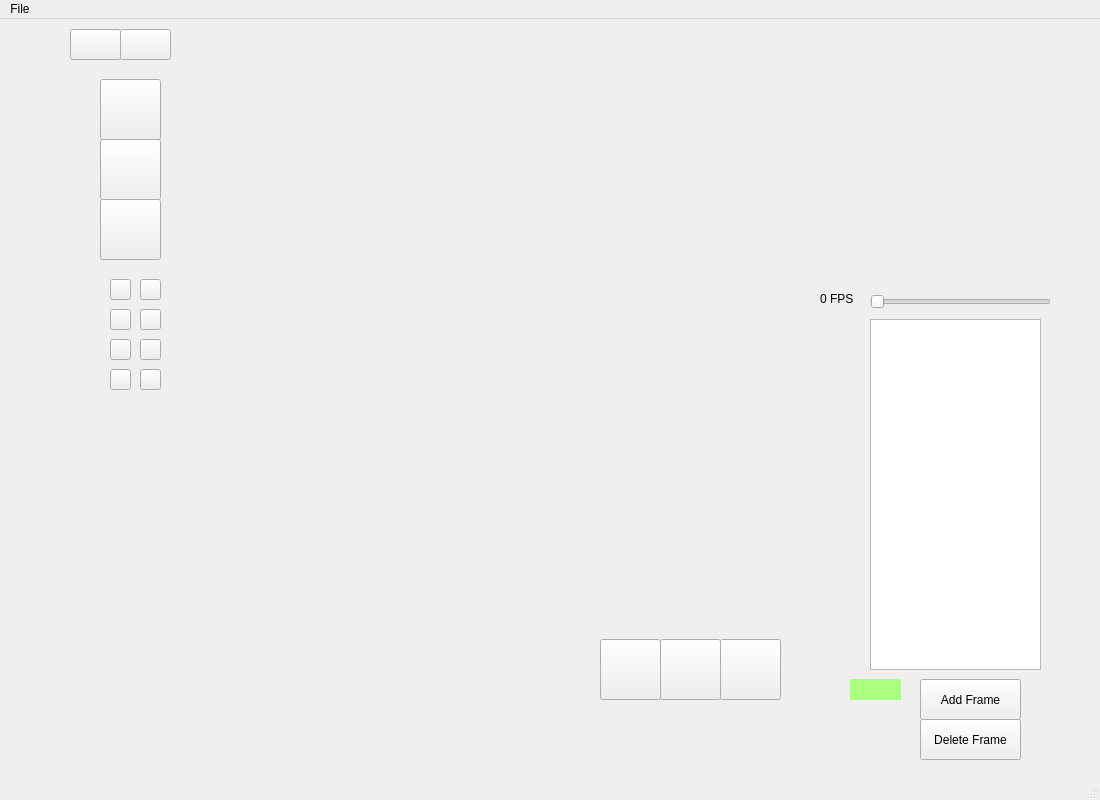
Old version of the form SpriteEditor/spriteview.ui in the repository bestcreator01/sprite-editor.
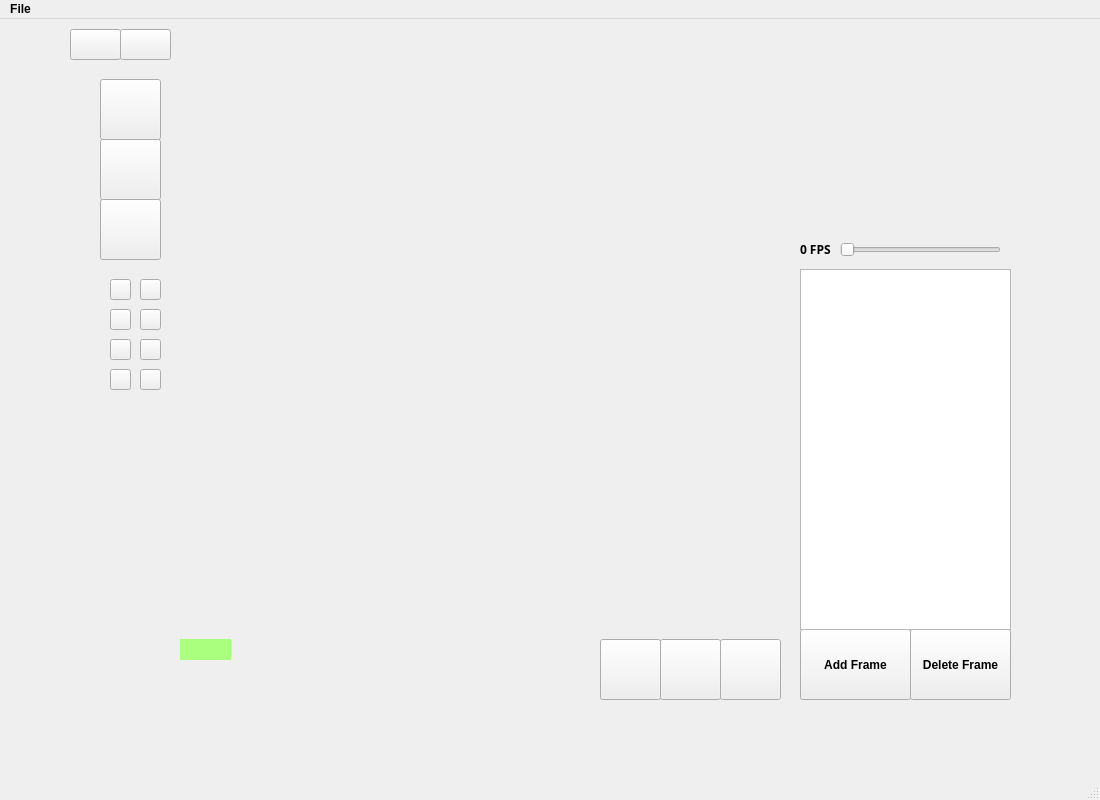
New version of the form.

```diff
--- a/SpriteEditor/spriteview.ui
+++ b/SpriteEditor/spriteview.ui
@@ -10,6 +10,11 @@
     <height>800</height>
    </rect>
   </property>
+  <property name="font">
+   <font>
+    <bold>true</bold>
+   </font>
+  </property>
   <property name="mouseTracking">
    <bool>false</bool>
   </property>
@@ -93,8 +98,8 @@
    <widget class="QLabel" name="coordinates">
     <property name="geometry">
      <rect>
-      <x>850</x>
-      <y>660</y>
+      <x>180</x>
+      <y>620</y>
       <width>51</width>
       <height>21</height>
      </rect>
@@ -109,10 +114,10 @@
    <widget class="QSlider" name="fpsSlider">
     <property name="geometry">
      <rect>
-      <x>870</x>
-      <y>270</y>
-      <width>181</width>
-      <height>25</height>
+      <x>840</x>
+      <y>220</y>
+      <width>161</width>
+      <height>21</height>
      </rect>
     </property>
     <property name="minimum">
@@ -128,12 +133,20 @@
    <widget class="QPushButton" name="addFrame">
     <property name="geometry">
      <rect>
-      <x>920</x>
-      <y>660</y>
-      <width>101</width>
-      <height>41</height>
+      <x>800</x>
+      <y>610</y>
+      <width>111</width>
+      <height>71</height>
      </rect>
     </property>
+    <property name="font">
+     <font>
+      <bold>true</bold>
+     </font>
+    </property>
+    <property name="styleSheet">
+     <string notr="true">selection-color: rgb(254, 255, 206);</string>
+    </property>
     <property name="text">
      <string>Add Frame</string>
     </property>
@@ -141,10 +154,10 @@
    <widget class="QPushButton" name="deleteFrame">
     <property name="geometry">
      <rect>
-      <x>920</x>
-      <y>700</y>
+      <x>910</x>
+      <y>610</y>
       <width>101</width>
-      <height>41</height>
+      <height>71</height>
      </rect>
     </property>
     <property name="text">
@@ -154,12 +167,19 @@
    <widget class="QLabel" name="fpsLabel">
     <property name="geometry">
      <rect>
-      <x>820</x>
-      <y>270</y>
-      <width>51</width>
-      <height>20</height>
+      <x>800</x>
+      <y>200</y>
+      <width>81</width>
+      <height>61</height>
      </rect>
     </property>
+    <property name="font">
+     <font>
+      <family>Dubai</family>
+      <pointsize>9</pointsize>
+      <bold>true</bold>
+     </font>
+    </property>
     <property name="text">
      <string>0 FPS</string>
     </property>
@@ -167,10 +187,10 @@
    <widget class="QListWidget" name="listWidget">
     <property name="geometry">
      <rect>
-      <x>870</x>
-      <y>300</y>
-      <width>171</width>
-      <height>351</height>
+      <x>800</x>
+      <y>250</y>
+      <width>211</width>
+      <height>361</height>
      </rect>
     </property>
    </widget>
```
